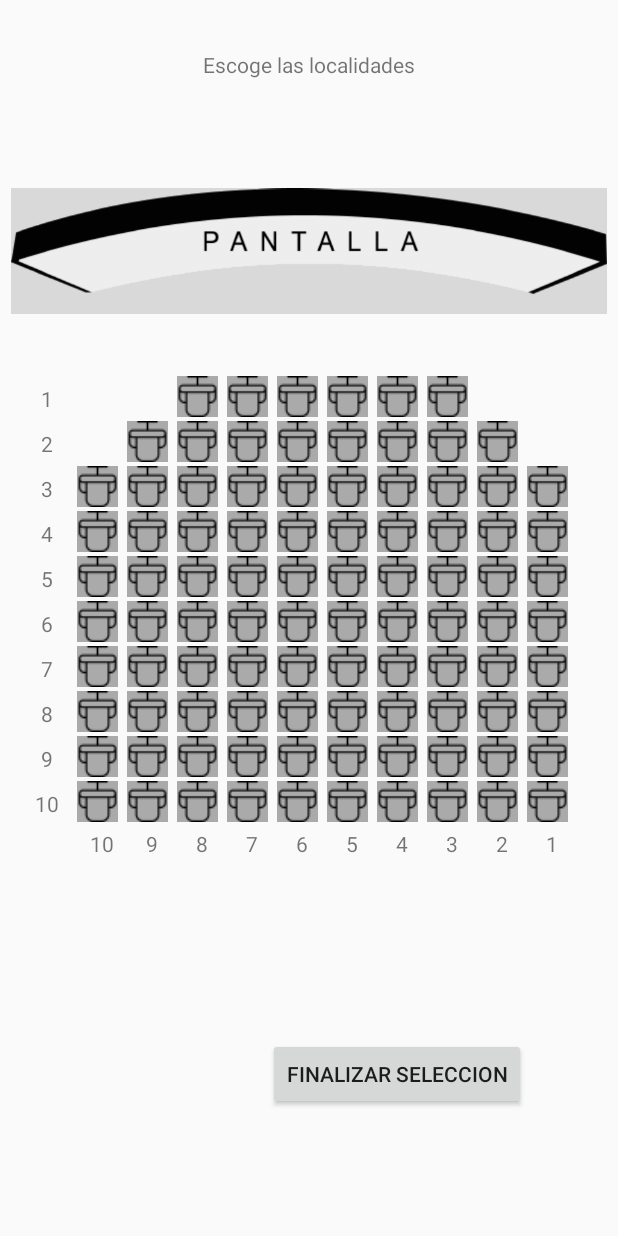
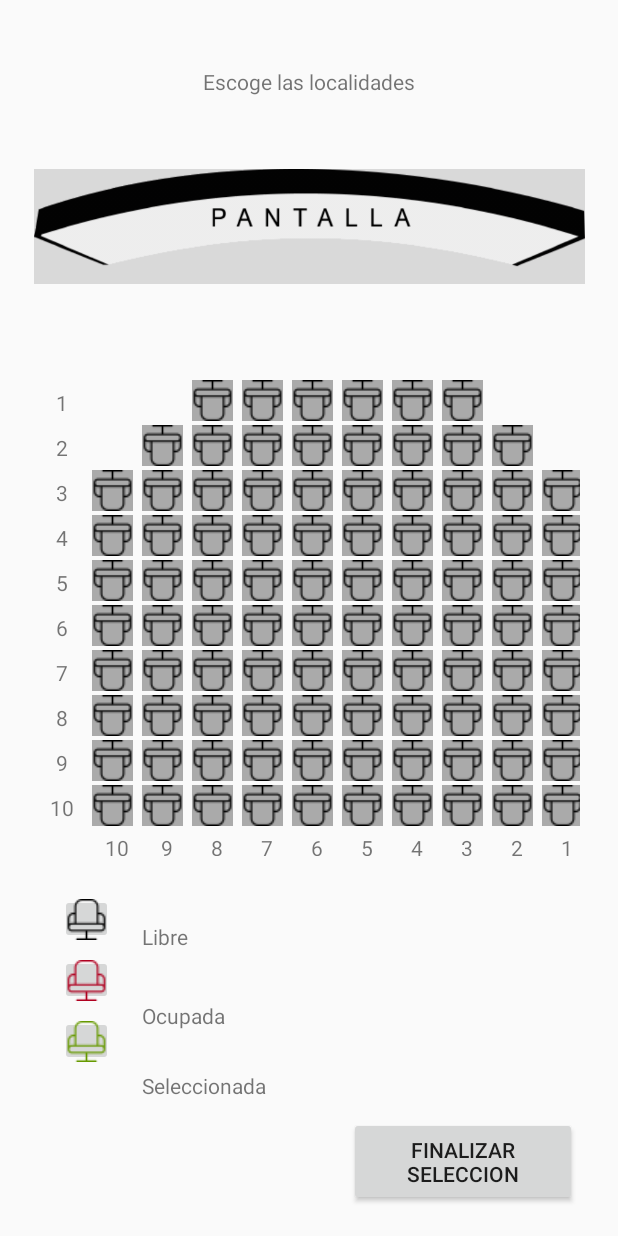
Before and after one commit to Ruslan-Developer/AndroidStudio_CinemaApp, an Android app: the layout activity_reserva_asiento_sala.xml on its own in the app's theme, with its tools: preview values and no code run, on a phone screen of 412 x 824 dp. Run offline under Robolectric (Android 15) with nearby library versions, the light colour scheme and no system bars.

Commit message:
clases comentadas, nueva leyenda

```diff
--- a/app/src/main/java/com/ruslan/salaCine/ReservaAsientoSala.java
+++ b/app/src/main/java/com/ruslan/salaCine/ReservaAsientoSala.java
@@ -369,6 +369,10 @@ public class ReservaAsientoSala extends AppCompatActivity {
 
     }
 
+
+    /*  Código de versiones antiguas que no se esta usando, pero nos sirve de referencia para seguir las evoluciones */
+
+
     //Metodo para cambiar a la siguiente pantalla
     public void finalizarSeleccion(View view){
 
@@ -417,4 +421,5 @@ public class ReservaAsientoSala extends AppCompatActivity {
     }
 
 
+
 }
--- a/app/src/main/res/layout/activity_reserva_asiento_sala.xml
+++ b/app/src/main/res/layout/activity_reserva_asiento_sala.xml
@@ -8,15 +8,14 @@
 
     <androidx.gridlayout.widget.GridLayout
         android:id="@+id/gridLayout"
-        android:layout_width="377dp"
-        android:layout_height="320dp"
+        android:layout_width="365dp"
+        android:layout_height="317dp"
+        android:layout_marginBottom="32dp"
         app:columnCount="12"
-        app:layout_constraintBottom_toBottomOf="parent"
-        app:layout_constraintEnd_toEndOf="parent"
-        app:layout_constraintHorizontal_bias="0.202"
-        app:layout_constraintStart_toStartOf="parent"
-        app:layout_constraintTop_toTopOf="parent"
-        app:layout_constraintVertical_bias="0.498"
+        app:layout_constraintBottom_toTopOf="@+id/textView35"
+        app:layout_constraintEnd_toEndOf="@+id/btn_siguiente_reserva"
+        app:layout_constraintStart_toStartOf="@+id/imageView3"
+        app:layout_constraintTop_toBottomOf="@+id/imageView3"
         app:rowCount="12">
 
         <TextView
@@ -1447,12 +1446,12 @@
 
     <ImageView
         android:id="@+id/imageView3"
-        android:layout_width="0dp"
-        android:layout_height="0dp"
-        android:layout_marginStart="7dp"
-        android:layout_marginEnd="7dp"
-        android:layout_marginBottom="419dp"
-        app:layout_constraintBottom_toTopOf="@+id/btn_siguiente_reserva"
+        android:layout_width="367dp"
+        android:layout_height="131dp"
+        android:layout_marginStart="6dp"
+        android:layout_marginEnd="6dp"
+        android:layout_marginBottom="25dp"
+        app:layout_constraintBottom_toTopOf="@+id/gridLayout"
         app:layout_constraintEnd_toEndOf="parent"
         app:layout_constraintStart_toStartOf="parent"
         app:layout_constraintTop_toBottomOf="@+id/textView4"
@@ -1463,7 +1462,7 @@
         android:layout_width="wrap_content"
         android:layout_height="wrap_content"
         android:layout_marginTop="33dp"
-        android:layout_marginBottom="9dp"
+        android:layout_marginBottom="10dp"
         android:text="Escoge las localidades"
         app:layout_constraintBottom_toTopOf="@+id/imageView3"
         app:layout_constraintEnd_toEndOf="parent"
@@ -1472,13 +1471,77 @@
 
     <Button
         android:id="@+id/btn_siguiente_reserva"
-        android:layout_width="wrap_content"
-        android:layout_height="wrap_content"
-        android:layout_marginEnd="61dp"
-        android:layout_marginBottom="84dp"
+        android:layout_width="152dp"
+        android:layout_height="59dp"
+        android:layout_marginEnd="27dp"
+        android:layout_marginBottom="20dp"
         android:onClick="finalizarSeleccion"
         android:text="Finalizar seleccion"
         app:layout_constraintBottom_toBottomOf="parent"
-        app:layout_constraintEnd_toEndOf="parent"
-        app:layout_constraintTop_toBottomOf="@+id/imageView3" />
+        app:layout_constraintEnd_toEndOf="parent" />
+
+    <ImageButton
+        android:id="@+id/imageButton"
+        android:layout_width="35dp"
+        android:layout_height="33dp"
+        android:layout_marginStart="40dp"
+        android:layout_marginTop="25dp"
+        app:layout_constraintStart_toStartOf="parent"
+        app:layout_constraintTop_toBottomOf="@+id/gridLayout"
+        app:srcCompat="@drawable/asientosmall" />
+
+    <ImageButton
+        android:id="@+id/imageButton2"
+        android:layout_width="35dp"
+        android:layout_height="33dp"
+        android:layout_marginStart="40dp"
+        android:layout_marginTop="7dp"
+        android:tint="@color/design_default_color_error"
+        app:layout_constraintStart_toStartOf="parent"
+        app:layout_constraintTop_toBottomOf="@+id/imageButton"
+        app:srcCompat="@drawable/asientosmall" />
+
+    <ImageButton
+        android:id="@+id/imageButton3"
+        android:layout_width="35dp"
+        android:layout_height="33dp"
+        android:layout_marginStart="40dp"
+        android:layout_marginTop="7dp"
+        android:tint="@android:color/holo_green_dark"
+        app:layout_constraintStart_toStartOf="parent"
+        app:layout_constraintTop_toBottomOf="@+id/imageButton2"
+        app:srcCompat="@drawable/asientosmall" />
+
+    <TextView
+        android:id="@+id/textView35"
+        android:layout_width="wrap_content"
+        android:layout_height="wrap_content"
+        android:layout_marginStart="19dp"
+        android:layout_marginBottom="22dp"
+        android:text="Libre"
+        app:layout_constraintBottom_toTopOf="@+id/textView36"
+        app:layout_constraintStart_toEndOf="@+id/imageButton"
+        app:layout_constraintTop_toBottomOf="@+id/gridLayout" />
+
+    <TextView
+        android:id="@+id/textView36"
+        android:layout_width="wrap_content"
+        android:layout_height="wrap_content"
+        android:layout_marginStart="19dp"
+        android:layout_marginBottom="16dp"
+        android:text="Ocupada"
+        app:layout_constraintBottom_toTopOf="@+id/textView37"
+        app:layout_constraintStart_toEndOf="@+id/imageButton2"
+        app:layout_constraintTop_toBottomOf="@+id/textView35" />
+
+    <TextView
+        android:id="@+id/textView37"
+        android:layout_width="wrap_content"
+        android:layout_height="wrap_content"
+        android:layout_marginStart="19dp"
+        android:layout_marginBottom="79dp"
+        android:text="Seleccionada"
+        app:layout_constraintBottom_toBottomOf="parent"
+        app:layout_constraintStart_toEndOf="@+id/imageButton3"
+        app:layout_constraintTop_toBottomOf="@+id/textView36" />
 </androidx.constraintlayout.widget.ConstraintLayout>
--- a/app/src/main/res/layout/activity_sala_cine_zaratan.xml
+++ b/app/src/main/res/layout/activity_sala_cine_zaratan.xml
@@ -11,8 +11,10 @@
         android:layout_height="match_parent"
         app:layout_constraintBottom_toBottomOf="parent"
         app:layout_constraintEnd_toEndOf="parent"
+        app:layout_constraintHorizontal_bias="0.0"
         app:layout_constraintStart_toStartOf="parent"
-        app:layout_constraintTop_toTopOf="parent">
+        app:layout_constraintTop_toTopOf="parent"
+        app:layout_constraintVertical_bias="0.0">
 
         <LinearLayout
             android:layout_width="match_parent"
```
Also changed, not shown: app/src/main/java/com/ruslan/salaCine/DatabaseHelper.java (+54 -8 lines), app/src/main/java/com/ruslan/salaCine/RegistroUsuario.java (+15 -2 lines), app/src/main/java/com/ruslan/salaCine/Reserva.java (+9 -5 lines), app/src/main/java/com/ruslan/salaCine/SeleccionCine.java (+10 -3 lines), app/src/main/res/layout/activity_login.xml (+21 -26 lines), app/src/main/res/layout/activity_seleccion_cine.xml (+11 -18 lines).
